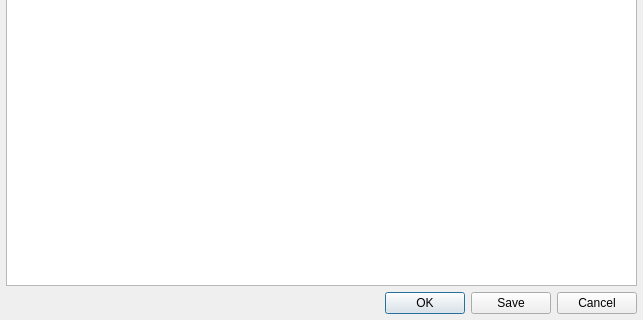
The window that src-qt5/core/lumina-theme-engine/src/lthemeengine/qsseditordialog.ui (lumina-desktop/lumina) describes before a commit, drawn with Qt 5; both pictures show x 0 to 643 and y 179 to 499 of the 643 by 499 pixel window.
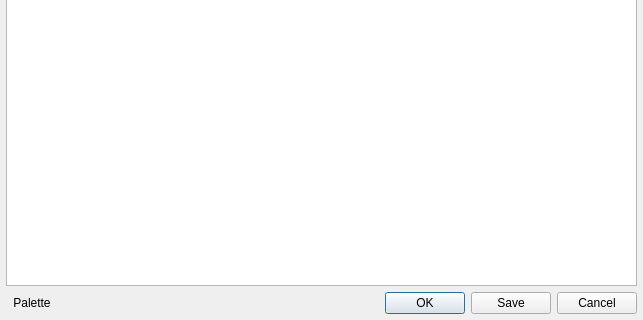
The same window after the commit. Icons and pictures are not drawn.

Commit message: Fix up a bit more of the lumina-theme-engine 1. Adjust the build directories for all projects 2. Add lumina-theme-engine to the "core" meta-project 3. flip the names of the "dusk" and "darker" color schemes 4. Add a simple drop-down menu for standard colors when editing a stylesheet 5. Ensure the find colors/qss routines skip duplicate directory entries

The edit to the form file:
```diff
--- a/src-qt5/core/lumina-theme-engine/src/lthemeengine/qsseditordialog.ui
+++ b/src-qt5/core/lumina-theme-engine/src/lthemeengine/qsseditordialog.ui
@@ -31,6 +31,28 @@
     </widget>
    </item>
    <item>
+    <layout class="QHBoxLayout" name="horizontalLayout">
+     <item>
+      <widget class="QToolButton" name="tool_color">
+       <property name="text">
+        <string>Palette</string>
+       </property>
+       <property name="icon">
+        <iconset theme="preferences-desktop-color">
+         <normaloff>.</normaloff>.</iconset>
+       </property>
+       <property name="popupMode">
+        <enum>QToolButton::InstantPopup</enum>
+       </property>
+       <property name="toolButtonStyle">
+        <enum>Qt::ToolButtonTextBesideIcon</enum>
+       </property>
+       <property name="autoRaise">
+        <bool>true</bool>
+       </property>
+      </widget>
+     </item>
+     <item>
     <widget class="QDialogButtonBox" name="buttonBox">
      <property name="orientation">
       <enum>Qt::Horizontal</enum>
@@ -39,6 +61,8 @@
       <set>QDialogButtonBox::Cancel|QDialogButtonBox::Ok|QDialogButtonBox::Save</set>
      </property>
     </widget>
+     </item>
+    </layout>
    </item>
   </layout>
  </widget>
```
Lines whose indentation alone changed are shown as unchanged. The commit also changes 13 other files.
